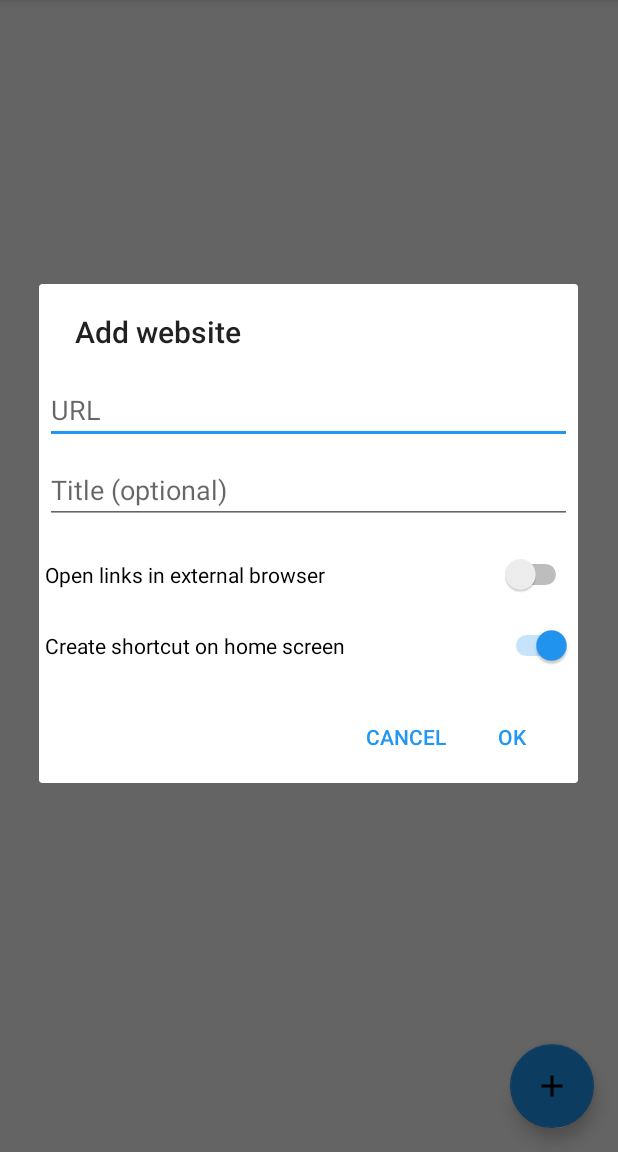
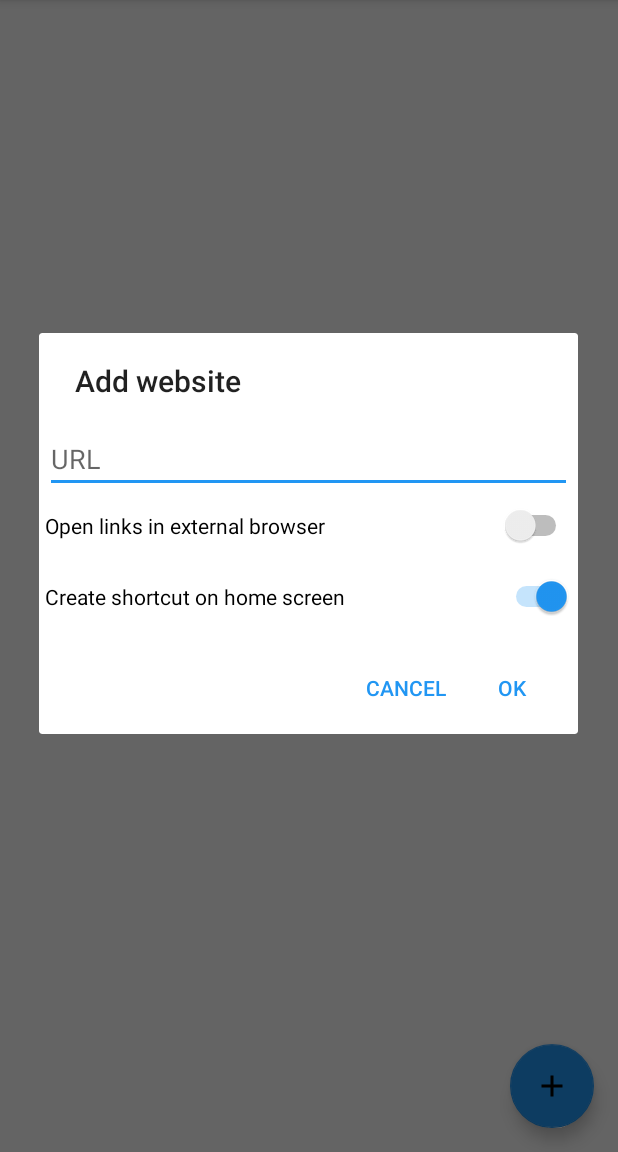
Before and after one commit to cylonid/NativeAlphaForAndroid, an Android app: the screen it shows after launch (MainActivity), after a tap on an icon or button, on a phone screen of 412 x 824 dp, the part 84-1236 px from its top. Run offline under Robolectric (Android 15) with nearby library versions, the phone set to English and light mode, and no system bars.

Commit message:
Use title from manifest, fallback = html title

```diff
--- a/app/src/main/java/com/cylonid/nativefier/MainActivity.java
+++ b/app/src/main/java/com/cylonid/nativefier/MainActivity.java
@@ -159,7 +159,6 @@ public class MainActivity extends AppCompatActivity {
 
     private void buildAddWebsiteDialog() {
         final View inflated_view = getLayoutInflater().inflate(R.layout.add_website_dialogue, null);
-        final EditText title = (EditText) inflated_view.findViewById(R.id.websiteTitle);
         final EditText url = (EditText) inflated_view.findViewById(R.id.websiteUrl);
         final Switch open_url_external = (Switch) inflated_view.findViewById(R.id.switchOpenUrlExternal);
         final Switch create_shortcut = (Switch) inflated_view.findViewById(R.id.switchCreateShortcut);
@@ -177,15 +176,13 @@ public class MainActivity extends AppCompatActivity {
             public void onShow(DialogInterface dialogInterface) {
 
                 Button positive = dialog.getButton(AlertDialog.BUTTON_POSITIVE);
+                url.requestFocus();
                 positive.setOnClickListener(new View.OnClickListener() {
 
                     @Override
                     public void onClick(View view) {
-                        String str_title = title.getText().toString();
                         String str_url = url.getText().toString();
-
-                        if (str_title.trim().equals(""))
-                            str_title = str_url.replace("http://", "").replace("https://", "").replace("www.", "");
+                        String str_title = str_url.replace("http://", "").replace("https://", "").replace("www.", "");;
 
                         if (!(str_url.startsWith("https://")) && !(str_url.startsWith("http://")))
                             str_url = "https://" + str_url;
--- a/app/src/main/res/layout/add_website_dialogue.xml
+++ b/app/src/main/res/layout/add_website_dialogue.xml
@@ -14,18 +14,6 @@
         android:layout_marginRight="4dp"
         android:layout_marginBottom="4dp"
         android:hint="URL" />
-    <EditText
-        android:id="@+id/websiteTitle"
-        android:inputType="text"
-        android:textAllCaps="false"
-        android:layout_width="match_parent"
-        android:layout_height="wrap_content"
-        android:layout_marginTop="4dp"
-        android:layout_marginLeft="4dp"
-        android:layout_marginRight="4dp"
-        android:layout_marginBottom="16dp"
-        android:fontFamily="sans-serif"
-        android:hint="Title (optional)"/>
 
     <Switch
         android:id="@+id/switchOpenUrlExternal"
```
Also changed, not shown: app/src/main/java/com/cylonid/nativefier/ShortcutHelper.java (+50 -14 lines).
